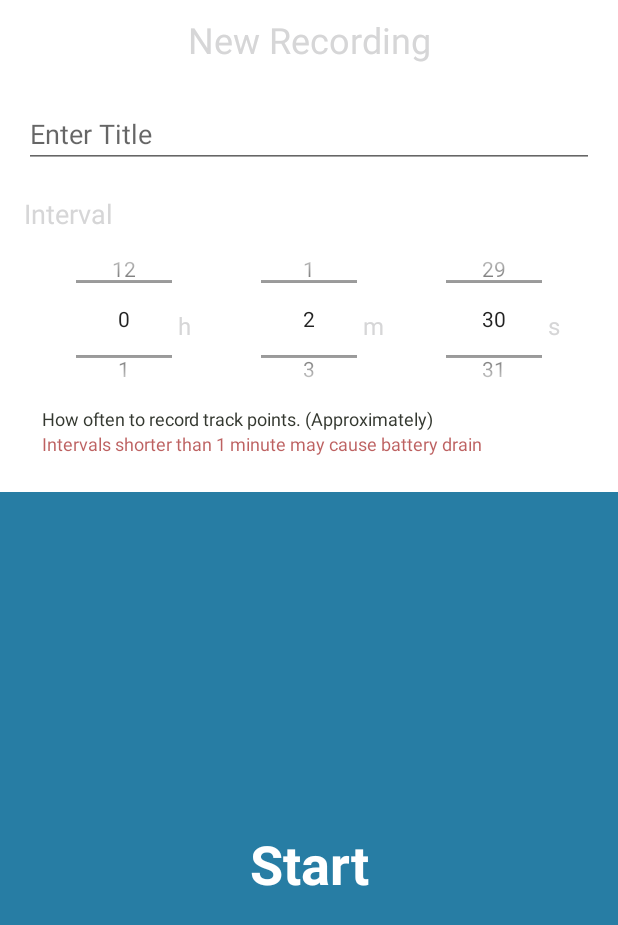
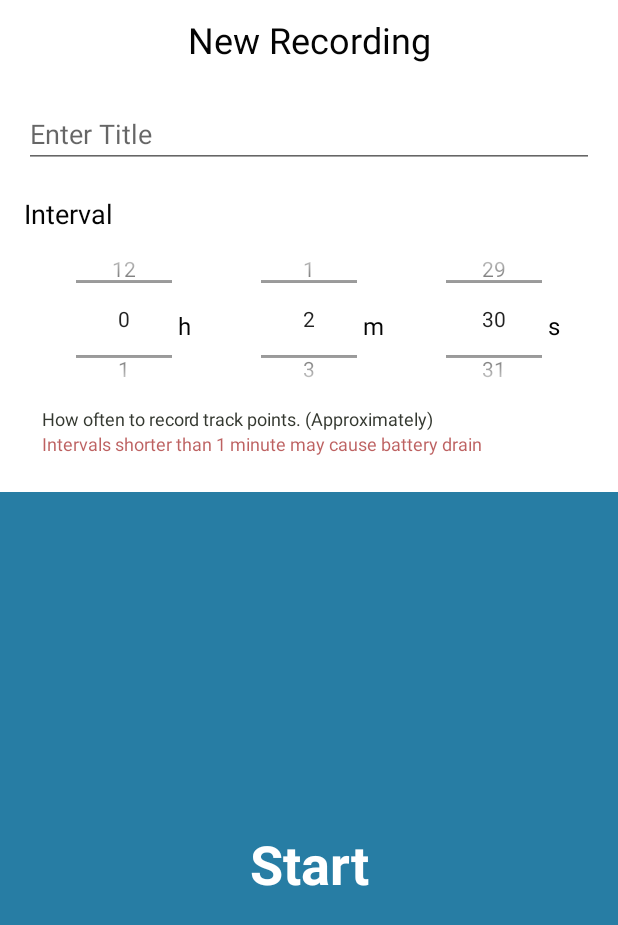
Before and after one commit to BradPatras/gpx-recorder, an Android app: the fragment RecordingConfiguratorModal placed in its activity, on a phone screen of 412 x 824 dp. Shown: the top 925 px of the screen. Run offline under Robolectric (Android 15) with nearby library versions, the phone set to English and light mode, and no system bars; our stand-ins replace EventBus, RxJava; libraries missing offline, so code that uses them is left out: io.realm; 10 statements that could not run were skipped.

Commit message:
implemented dark mode and tweaked resume functionality

```diff
--- a/app/src/main/java/com/iboism/gpxrecorder/records/details/MapController.kt
+++ b/app/src/main/java/com/iboism/gpxrecorder/records/details/MapController.kt
@@ -116,7 +116,7 @@ class MapController(private val mapView: MapView, private val gpxId: Long): OnMa
 
             this.addPolyline(
                 PolylineOptions()
-                    .color(ContextCompat.getColor(mapView.context, R.color.gLightBlue))
+                    .color(ContextCompat.getColor(mapView.context, R.color.google_light_blue))
                     .jointType(ROUND)
                     .width(12f)
                     .addAll(points)
--- a/app/src/main/res/drawable/preview_placeholder.xml
+++ b/app/src/main/res/drawable/preview_placeholder.xml
@@ -1,5 +1,5 @@
 <?xml version="1.0" encoding="utf-8"?>
 <shape  xmlns:android="http://schemas.android.com/apk/res/android">
     <solid
-        android:color="@color/gLightGreen" />
+        android:color="@color/google_light_green" />
 </shape>
--- a/app/src/main/res/drawable/rect_rounded_light_accent.xml
+++ b/app/src/main/res/drawable/rect_rounded_light_accent.xml
@@ -2,7 +2,7 @@
 <shape xmlns:android="http://schemas.android.com/apk/res/android"
     android:shape="rectangle" >
 
-    <solid android:color="@color/colorAccentLight" />
+    <solid android:color="@color/color_accent_light" />
 
     <corners
         android:bottomLeftRadius="6dp"
--- a/app/src/main/res/drawable/side_nav_bar.xml
+++ b/app/src/main/res/drawable/side_nav_bar.xml
@@ -2,8 +2,8 @@
        android:shape="rectangle">
     <gradient
         android:angle="135"
-        android:centerColor="@color/colorAccent"
-        android:endColor="@color/colorAccentDark"
-        android:startColor="@color/colorAccentLight"
+        android:centerColor="@color/color_accent"
+        android:endColor="@color/color_accent_dark"
+        android:startColor="@color/color_accent_light"
         android:type="linear"/>
 </shape>
--- a/app/src/main/res/layout/config_dialog.xml
+++ b/app/src/main/res/layout/config_dialog.xml
@@ -19,7 +19,7 @@
         android:hint="@string/enter_title"
         android:lines="1"
         android:singleLine="true"
-        android:textColor="@color/textOnSurface"
+        android:textColor="@color/on_surface"
         app:layout_constraintEnd_toEndOf="parent"
         app:layout_constraintHorizontal_bias="0.0"
         app:layout_constraintStart_toStartOf="parent"
@@ -35,7 +35,7 @@
         android:layout_marginStart="4dp"
         android:text="h"
         android:textSize="16sp"
-        android:textColor="@color/textOnSurface"
+        android:textColor="@color/on_surface"
         app:layout_constraintStart_toEndOf="@+id/interval_hours_picker"
         app:layout_constraintEnd_toStartOf="@id/interval_minutes_picker"
         app:layout_constraintTop_toTopOf="@+id/interval_minutes_picker"
@@ -50,7 +50,7 @@
         android:layout_marginStart="4dp"
         android:text="m"
         android:textSize="16sp"
-        android:textColor="@color/textOnSurface"
+        android:textColor="@color/on_surface"
         app:layout_constraintStart_toEndOf="@+id/interval_minutes_picker"
         app:layout_constraintEnd_toStartOf="@id/interval_seconds_picker"
         app:layout_constraintTop_toTopOf="@+id/interval_minutes_picker"
@@ -65,7 +65,7 @@
         android:layout_marginStart="4dp"
         android:text="s"
         android:textSize="16sp"
-        android:textColor="@color/textOnSurface"
+        android:textColor="@color/on_surface"
         app:layout_constraintStart_toEndOf="@+id/interval_seconds_picker"
         app:layout_constraintEnd_toEndOf="parent"
         app:layout_constraintTop_toTopOf="@+id/interval_minutes_picker"
@@ -129,7 +129,7 @@
         android:layout_marginTop="18dp"
         android:text="@string/interval_minutes"
         android:textSize="18sp"
-        android:textColor="@color/textOnSurface"
+        android:textColor="@color/on_surface"
         app:layout_constraintStart_toStartOf="parent"
         app:layout_constraintTop_toBottomOf="@+id/config_title_editText" />
 
@@ -144,7 +144,7 @@
         android:textAlignment="textStart"
         android:textAppearance="@style/TextAppearance.AppCompat.Caption"
         android:textSize="12sp"
-        android:textColor="@color/secondaryOnSurface"
+        android:textColor="@color/on_surface_secondary"
         app:layout_constraintEnd_toEndOf="parent"
         app:layout_constraintHorizontal_bias="0.0"
         app:layout_constraintStart_toStartOf="@+id/textView2"
@@ -173,10 +173,10 @@
         android:layout_width="0dp"
         android:layout_height="0dp"
         android:layout_marginTop="24dp"
-        android:background="@color/colorAccent"
+        android:background="@color/color_accent"
         android:gravity="center"
         android:text="@string/start"
-        android:textColor="@color/onAccent"
+        android:textColor="@color/on_accent"
         android:textSize="36sp"
         android:textStyle="bold"
         app:layout_constraintBottom_toBottomOf="parent"
@@ -193,7 +193,7 @@
         android:layout_marginEnd="8dp"
         android:text="@string/new_recording"
         android:textAppearance="@style/TextAppearance.AppCompat.Headline"
-        android:textColor="@color/textOnSurface"
+        android:textColor="@color/on_surface"
         app:layout_constraintEnd_toEndOf="parent"
         app:layout_constraintStart_toStartOf="parent"
         app:layout_constraintTop_toTopOf="parent" />
--- a/app/src/main/res/layout/list_row_deleted.xml
+++ b/app/src/main/res/layout/list_row_deleted.xml
@@ -24,7 +24,7 @@
             style="@style/Base.TextAppearance.AppCompat.Headline"
             app:layout_constraintTop_toTopOf="parent"
             app:layout_constraintBottom_toTopOf="@id/undo_message"
-            android:textColor="@color/onSurface"
+            android:textColor="@color/on_surface"
             android:textSize="18sp"
             android:text="Route Deleted"/>
 
@@ -33,7 +33,7 @@
             android:layout_width="match_parent"
             android:layout_height="wrap_content"
             android:textAlignment="center"
-            android:textColor="@color/buttonTextOnSurface"
+            android:textColor="@color/button_text_on_surface"
             app:layout_constraintTop_toBottomOf="@+id/deleted_message"
             app:layout_constraintBottom_toBottomOf="parent"
             android:textSize="14sp"
--- a/app/src/main/res/values-night/colors.xml
+++ b/app/src/main/res/values-night/colors.xml
@@ -1,21 +1,21 @@
 <?xml version="1.0" encoding="utf-8"?>
 <resources>
-    <color name="colorPrimary">#80c776</color>
-    <color name="colorAccent">#277da4</color>
-    <color name="colorAccentDark">#37474f</color>
-    <color name="colorAccentLight">#77bcdc</color>
-    <color name="buttonTextOnSurface">@color/colorAccent</color>
-    <color name="buttonTextOnAccent">#fff</color>
-    <color name="onAccent">#fff</color>
-    <color name="secondaryOnAccent">#e2e2e2</color>
-    <color name="onSurface">#e2e2e2</color>
+    <color name="color_primary">#80c776</color>
+    <color name="color_accent">#277da4</color>
+    <color name="color_accent_dark">#37474f</color>
+    <color name="color_accent_light">#77bcdc</color>
+    <color name="button_text_on_surface">@color/color_accent</color>
+    <color name="button_text_on_accent">#fff</color>
+    <color name="on_accent">#fff</color>
+    <color name="on_accent_secondary">#d0d0d0</color>
+    <color name="on_surface">#e2e2e2</color>
     <color name="surface">#1f1f1f</color>
-    <color name="surfaceSecondary">#303030</color>
+    <color name="surface_secondary">#303030</color>
     <color name="warning">#a01c1c</color>
-    <color name="secondaryOnSurface">#d2d2d2</color>
-    <color name="tertiaryOnSurface">#c8c8c8</color>
+    <color name="on_surface_secondary">#d0d0d0</color>
+    <color name="on_surface_tertiary">#c1c1c1</color>
     <color name="white">#fff</color>
-    <color name="gGrey">#efeeec</color>
-    <color name="gLightBlue">#46b4fb</color>
-    <color name="gLightGreen">#c1ecb0</color>
+    <color name="google_grey">#efeeec</color>
+    <color name="google_light_blue">#46b4fb</color>
+    <color name="google_light_green">#c1ecb0</color>
 </resources>
--- a/app/src/main/res/values/colors.xml
+++ b/app/src/main/res/values/colors.xml
@@ -1,21 +1,21 @@
 <?xml version="1.0" encoding="utf-8"?>
 <resources>
-    <color name="colorPrimary">#80c776</color>
-    <color name="colorAccent">#277da4</color>
-    <color name="colorAccentDark">#37474f</color>
-    <color name="colorAccentLight">#77bcdc</color>
-    <color name="buttonTextOnSurface">@color/colorAccent</color>
-    <color name="buttonTextOnAccent">#fff</color>
-    <color name="onAccent">#fff</color>
-    <color name="secondaryOnAccent">#e2e2e2</color>
-    <color name="onSurface">#040404</color>
+    <color name="color_primary">#80c776</color>
+    <color name="color_accent">#277da4</color>
+    <color name="color_accent_dark">#37474f</color>
+    <color name="color_accent_light">#77bcdc</color>
+    <color name="button_text_on_surface">@color/color_accent</color>
+    <color name="button_text_on_accent">#fff</color>
+    <color name="on_accent">#fff</color>
+    <color name="on_accent_secondary">#e2e2e2</color>
+    <color name="on_surface">#040404</color>
     <color name="surface">#fff</color>
-    <color name="surfaceSecondary">#e2e2e2</color>
+    <color name="surface_secondary">#e2e2e2</color>
     <color name="warning">#a01c1c</color>
-    <color name="secondaryOnSurface">#343830</color>
-    <color name="tertiaryOnSurface">#767a72</color>
+    <color name="on_surface_secondary">#343830</color>
+    <color name="on_surface_tertiary">#767a72</color>
     <color name="white">#fff</color>
-    <color name="gGrey">#efeeec</color>
-    <color name="gLightBlue">#46b4fb</color>
-    <color name="gLightGreen">#c1ecb0</color>
+    <color name="google_grey">#efeeec</color>
+    <color name="google_light_blue">#46b4fb</color>
+    <color name="google_light_green">#c1ecb0</color>
 </resources>
--- a/app/src/main/res/values/styles.xml
+++ b/app/src/main/res/values/styles.xml
@@ -2,17 +2,17 @@
 
     <!-- Base application theme. -->
     <style name="AppTheme" parent="Theme.MaterialComponents.DayNight">
-        <item name="colorPrimary">@color/colorAccentLight</item>
-        <item name="colorPrimaryDark">@color/colorAccentDark</item>
-        <item name="colorAccent">@color/colorAccent</item>
+        <item name="colorPrimary">@color/color_accent_light</item>
+        <item name="colorPrimaryDark">@color/color_accent_dark</item>
+        <item name="colorAccent">@color/color_accent</item>
         <item name="windowActionBar">false</item>
         <item name="android:windowContentOverlay">@null</item>
     </style>
 
     <style name="Theme.MaterialComponents.NoActionBarDialog" parent="@style/Theme.MaterialComponents.DayNight.Dialog.Alert">
-        <item name="colorPrimary">@color/colorAccentLight</item>
-        <item name="colorPrimaryDark">@color/colorAccentDark</item>
-        <item name="colorAccent">@color/colorAccent</item>
+        <item name="colorPrimary">@color/color_accent_light</item>
+        <item name="colorPrimaryDark">@color/color_accent_dark</item>
+        <item name="colorAccent">@color/color_accent</item>
         <item name="windowActionBar">false</item>
         <item name="windowNoTitle">true</item>
         <item name="android:windowContentOverlay">@null</item>
--- a/build.gradle
+++ b/build.gradle
@@ -7,7 +7,7 @@ buildscript {
         jcenter()
     }
     dependencies {
-        classpath 'com.android.tools.build:gradle:7.2.1'
+        classpath 'com.android.tools.build:gradle:7.2.2'
         classpath "org.jetbrains.kotlin:kotlin-gradle-plugin:$kotlin_version"
         classpath "io.realm:realm-gradle-plugin:6.0.0"
         classpath 'com.google.android.gms:oss-licenses-plugin:0.10.4'
```
Also changed, not shown: app/src/main/java/com/iboism/gpxrecorder/records/details/GpxDetailsFragment.kt (+11 -7 lines), app/src/main/java/com/iboism/gpxrecorder/records/details/GpxDetailsView.kt (+13 -11 lines), app/src/main/res/layout/activity_create_waypoint_dialog.xml (+4 -4 lines), app/src/main/res/layout/fragment_export.xml (+4 -4 lines), app/src/main/res/layout/fragment_gpx_list.xml (+6 -6 lines), app/src/main/res/layout/fragment_recorder.xml (+6 -6 lines), app/src/main/res/layout/fragment_route_details.xml (+13 -26 lines), app/src/main/res/layout/list_row_current_route.xml (+6 -6 lines), app/src/main/res/layout/list_row_gpx_content.xml (+10 -8 lines).
